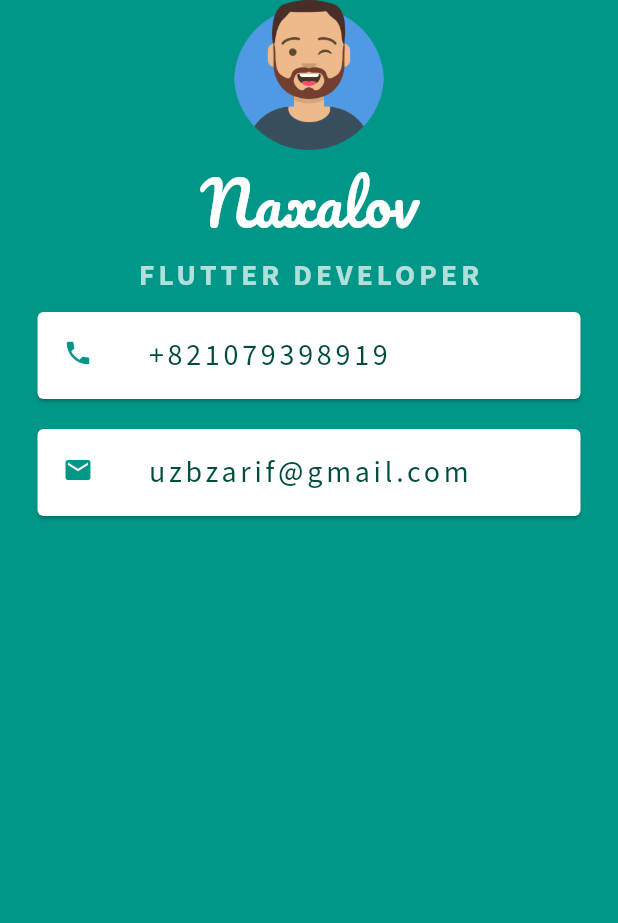
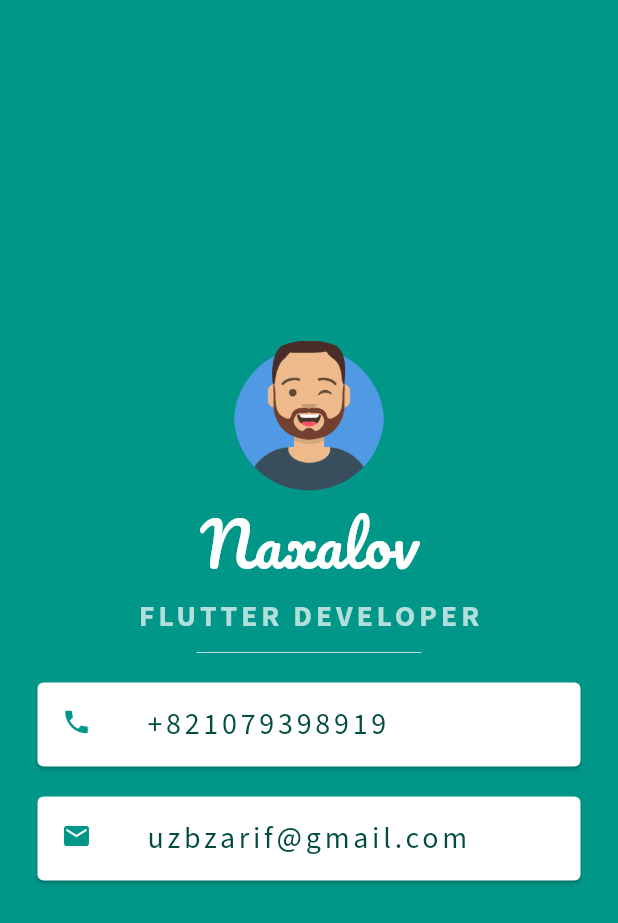
Before and after one commit to Naxalov/micard, a Flutter app: the screen it shows after launch, on a phone screen of 412 x 824 dp. Shown: the top 923 px of the screen. Run offline on Flutter 3.47's test engine with Material 2 defaults, Android fonts, the phone set to English and light mode, and no system bars; our stand-ins replace google_fonts.

Commit message:
add divider

```diff
--- a/lib/main.dart
+++ b/lib/main.dart
@@ -12,6 +12,7 @@ class MyApp extends StatelessWidget {
         backgroundColor: Colors.teal,
         body: SafeArea(
           child: Column(
+            mainAxisAlignment: MainAxisAlignment.center,
             children: <Widget>[
               CircleAvatar(
                   backgroundColor: Colors.transparent,
@@ -34,12 +35,17 @@ class MyApp extends StatelessWidget {
                   fontWeight: FontWeight.bold,
                 ),
               ),
+              SizedBox(
+                height: 20.0,
+                width: 150.0,
+                child: Divider(
+                  color: Colors.teal[100],
+                ),
+              ),
 //              Phone number
               Card(
                 color: Colors.white,
                 margin: EdgeInsets.symmetric(vertical: 10, horizontal: 25.0),
-                child: Padding(
-                  padding: EdgeInsets.all(1.0),
                 child: ListTile(
                   leading: Icon(
                     Icons.phone,
@@ -56,12 +62,9 @@ class MyApp extends StatelessWidget {
                   ),
                 ),
               ),
-              ),
               Card(
                 color: Colors.white,
                 margin: EdgeInsets.symmetric(vertical: 10, horizontal: 25.0),
-                child: Padding(
-                  padding: EdgeInsets.all(1.0),
                 child: ListTile(
                   leading: Icon(
                     Icons.email,
@@ -78,7 +81,6 @@ class MyApp extends StatelessWidget {
                   ),
                 ),
               ),
-              ),
             ],
           ),
         ),
```
Lines whose indentation alone changed are shown as unchanged.
